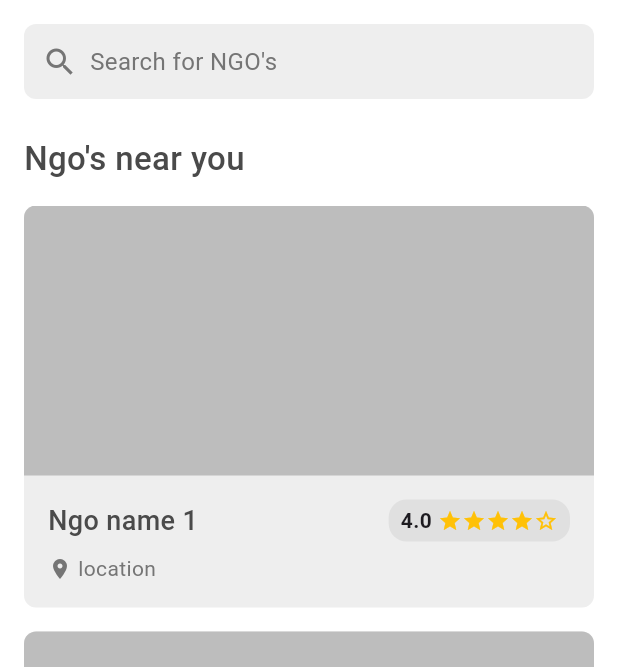
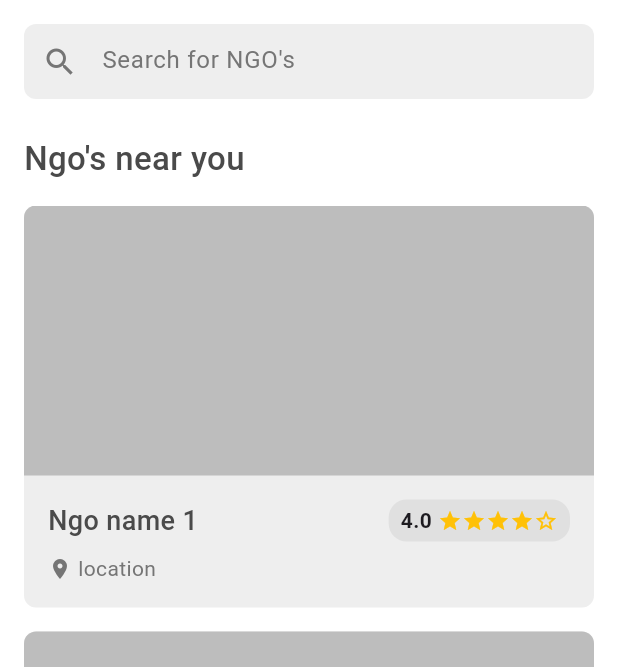
Before and after one commit to GDSC-NGO/sankalp-app-frontend, a Flutter app: the screen it shows after launch, on a phone screen of 412 x 824 dp, the part 84-751 px from its top. Run offline on Flutter 3.47's test engine with Material 3 defaults, Android fonts, the phone set to English and light mode, and no system bars.

Commit message:
added textbox in the searchbar.
previosly i just made it to look like a searchbar but i was just a
container there was no functionality of search.

```diff
--- /dev/null
+++ b/lib/component/homesearchbar.dart
@@ -0,0 +1,26 @@
+import 'package:flutter/material.dart';
+
+class HomeSearchBar extends StatelessWidget {
+  const HomeSearchBar({super.key});
+
+  @override
+  Widget build(BuildContext context) {
+    return Container(
+      height: 50,
+      decoration: BoxDecoration(
+        color: Colors.grey[200],
+        borderRadius: BorderRadius.circular(8),
+      ),
+      child: TextField(
+        decoration: InputDecoration(
+          hintText: "Search for NGO's",
+          hintStyle: TextStyle(color: Colors.grey[600], fontSize: 16),
+          border: InputBorder.none,
+          prefixIcon: Icon(Icons.search, color: Colors.grey[600]),
+          contentPadding: const EdgeInsets.symmetric(vertical: 14),
+        ),
+        style: TextStyle(color: Colors.black, fontSize: 16),
+      ),
+    );
+  }
+}
--- a/lib/pages/homepage.dart
+++ b/lib/pages/homepage.dart
@@ -1,6 +1,7 @@
 import 'package:flutter/material.dart';
 import 'package:sankalp/component/bottomnavbar.dart';
 import 'package:sankalp/component/ngocard.dart';
+import 'package:sankalp/component/homesearchbar.dart';
 
 class MyHomePage extends StatefulWidget {
   const MyHomePage({super.key, required this.title});
@@ -39,24 +40,7 @@ class _MyHomePageState extends State<MyHomePage> {
               ),
               const SizedBox(height: 16),
               // Search bar
-              Container(
-                height: 50,
-                decoration: BoxDecoration(
-                  color: Colors.grey[200],
-                  borderRadius: BorderRadius.circular(8),
-                ),
-                child: Row(
-                  children: [
-                    const SizedBox(width: 12),
-                    Icon(Icons.search, color: Colors.grey[600]),
-                    const SizedBox(width: 8),
-                    Text(
-                      "Search for NGO's",
-                      style: TextStyle(color: Colors.grey[600], fontSize: 16),
-                    ),
-                  ],
-                ),
-              ),
+              HomeSearchBar(),
               const SizedBox(height: 24),
               // NGOs near you title
               const Text(
```
